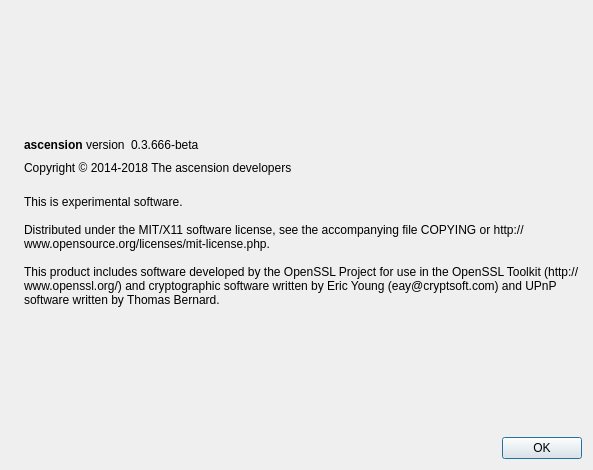
Above: src/qt/forms/aboutdialog.ui from ascensioncoin/AscensionCoin before the change. Below: the same form after it.
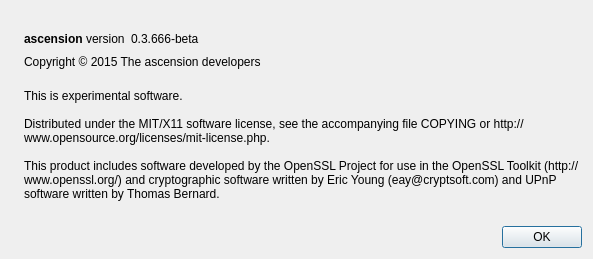
That is the form after the change. Icons and pictures are not drawn.

Diff of the .ui file:
```diff
--- a/src/qt/forms/aboutdialog.ui
+++ b/src/qt/forms/aboutdialog.ui
@@ -7,231 +7,12 @@
     <x>0</x>
     <y>0</y>
     <width>593</width>
-    <height>470</height>
+    <height>259</height>
    </rect>
   </property>
   <property name="windowTitle">
    <string>About ascension</string>
   </property>
-  <property name="styleSheet">
-   <string notr="true">QProgressBar {
-        background-color: #333333;
-        border-radius: 6px;
-        text-align: center;
-        color: white;
-}
-
-QProgressBar::chunk {
-        background: QLinearGradient(x1: 0, y1: 0, x2: 1, y2: 0, stop: 0 #AEC6CF, stop: 1 #AEC6FF);
-        border-radius: 6px; margin: 0px;
-}
-
-QScrollArea {
-        border-radius: 6px;
-        border-width: 0;
-        border-style: none;
-        padding: 8px;
-        background-color: #111;
-        color: white;
-}
-
-QSpinBox {
-        border-radius: 4px;
-        border-width: 0;
-        border-style: none;
-        padding: 8px;
-        background-color: #111;
-        color: white;
-}
-
-QVBoxLayout {
-        border-radius: 6px;
-        border-width: 0;
-        border-style: none;
-        padding: 8px;
-        background-color: #111;
-        color: white;
-}
-
-QDialog, QMainWindow, QFrame {
-        color: white;
-        background-color: #333333;
-        border: none;
-}
-
-QMenu {
-        background-color: #333333; color: white;
-}
-
-QLabel {
-        background-color: transparent;
-}
-
-QCheckBox {
-        border-radius: 2px;
-        border-width: 0;
-        border-style: none;
-        padding: 3px;
-        background-color: #111;
-        color: white;
-}
-
-QFrame#central { background-color: #333333; border: none }
-QFrame#frame, QFrame#frame_2, QFrame#frame_3 {
-        background-color: #333333;
-        border-style: plain;
-        border-width: 20px;
-        border-radius: 15px;
-        border-color: #111;
-        min-width: 10em;
-        padding: 6px;
-}
-QLabel[openExternalLinks=true], QHeaderView { color: #aaaaaa }
-QLabel[openExternalLinks=false] { color: white; font-weight: normal }
-QPushButton, QToolButton {
-        border: 4px solid #111;
-        border-radius: 7px;
-        background-color: #111;
-        color: white;
-        padding: 6px;
-        margin: 6px;
-}
-QPushButton:pressed, QToolButton:checked {
-        color: #AEC6CF;
-}
-QPushButton:pressed, QToolButton:pressed {
-        border-color: #AEC6DF;
-        color: #AEC6DF;
-}
-QPushButton:disabled, QToolButton:disabled {
-        color: #444;
-        background-color: #222;
-}
-
-
-#scrollAreaWidgetContents QToolButton {
-        border-radius: 8px;
-        border-width: 0px;
-}
-
-/* the background-color is overridden to transparent for mac os x
-   due to the entire toolbar area not being drawable in a regular
-   QMainWindow
-*/
-QToolBar { background: #333333; border: 0px solid black; padding: 3px; }
-
-QToolBar::handle { image: url(handle.png); }
-QStatusBar { background: #333333; }
-QMenuBar { background: #333333; }
-QMenuBar::item { background: #333333; color: white; }
-
-#scrollAreaWidgetContents { background: #222 }
-#scrollAreaWidgetContents &gt; QFrame { background-color: #222; border-width: 0px; border-style: none; }
-
-QLineEdit {
-        border-radius: 6px;
-        border-width: 2px;
-        border-color: #222;
-        padding: 8px;
-        background-color: #111;
-        color: white;
-}
-
-QComboBox {
-        border-radius: 6px;
-        border-width: 0;
-        border-style: none;
-        padding: 8px;
-        background-color: #111;
-        color: white;
-}
-
-QComboBox::drop-down {
-        border-width: 0;
-        border-style: none;
-        background-color: #111;
-        color: white;
-}
-
-QTableView {
-        background: #111;
-        color: white;
-        border-style: none;
-        selection-background-color: #aaaaaa;
-    alternate-background-color: #222;
-        selection-color: #111;
-        border: 0px solid black;
-}
-
-QHeaderView { color: #aaaaaa; background-color: #111; background-image: none; }
-QHeaderView::section { color: #aaaaaa; background-color: #222; }
-QHeaderView::section:checked { background-color: #111; }
-
-QTabWidget {
-        background: #111;
-}
-
- QTabWidget::pane {
-     border-top: 2px solid #111;
-     border: 4px solid #111;
-     border-bottom-left-radius: 8px;
-     border-bottom-right-radius: 8px;
-     border-top-right-radius: 8px;
-        background: #111;
- }
-
- QTabWidget::tab-bar {
-     left: 5px; /* move to the right by 5px */
- }
-
- /* Style the tab using the tab sub-control. Note that
-     it reads QTabBar _not_ QTabWidget */
- QTabBar::tab {
-     background: #111;
-     border: 4px solid #222;
-     border-bottom-color: #111; /* same as the pane color */
-     border-top-left-radius: 4px;
-     border-top-right-radius: 4px;
-     min-width: 8ex;
-     padding: 4px;
-     color: #888;
- }
-
- QTabBar::tab:selected, QTabBar::tab:hover {
-     color: #aaaaaa
- }
-
- QTabBar::tab:selected {
-     border-color: #111; /* same as pane color */
-     border-top-color: #aaaaaa;
- }
-
- QTabBar::tab:!selected {
-     margin-top: 2px; /* make non-selected tabs look smaller */
- }
-
- /* make use of negative margins for overlapping tabs */
- QTabBar::tab:selected {
-     /* expand/overlap to the left and right by 4px */
-     margin-left: -4px;
-     margin-right: -4px;
- }
-
- QTabBar::tab:first:selected {
-     margin-left: 0; /* the first selected tab has nothing to overlap with on the left */
- }
-
- QTabBar::tab:last:selected {
-     margin-right: 0; /* the last selected tab has nothing to overlap with on the right */
- }
-
- QTabBar::tab:only-one {
-     margin: 0; /* if there is only one tab, we don't want overlapping margins */
- }
-
-
-</string>
-  </property>
   <layout class="QHBoxLayout" name="horizontalLayout_2">
    <item>
     <widget class="QLabel" name="label_4">
@@ -310,7 +91,7 @@
         <cursorShape>IBeamCursor</cursorShape>
        </property>
        <property name="text">
-        <string>Copyright © 2014-2018 The ascension developers</string>
+        <string>Copyright © 2015 The ascension developers</string>
        </property>
        <property name="textInteractionFlags">
         <set>Qt::LinksAccessibleByMouse|Qt::TextSelectableByKeyboard|Qt::TextSelectableByMouse</set>
```
